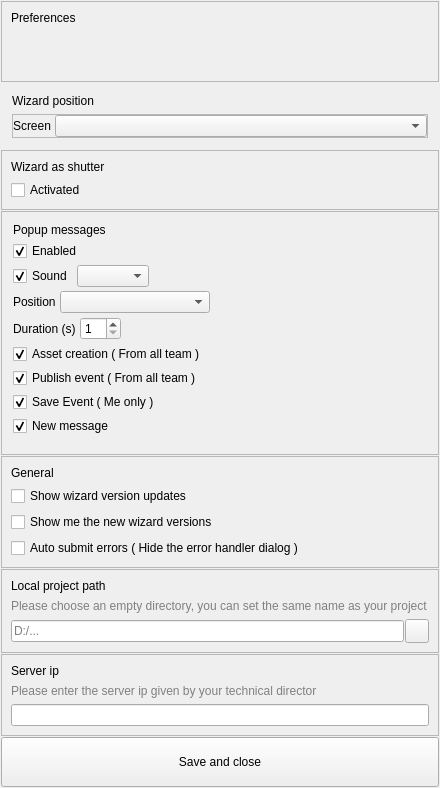
Above: App/ui_files/preferences.ui from Wizard-collab/Wizard before the change. Below: the same form after it.
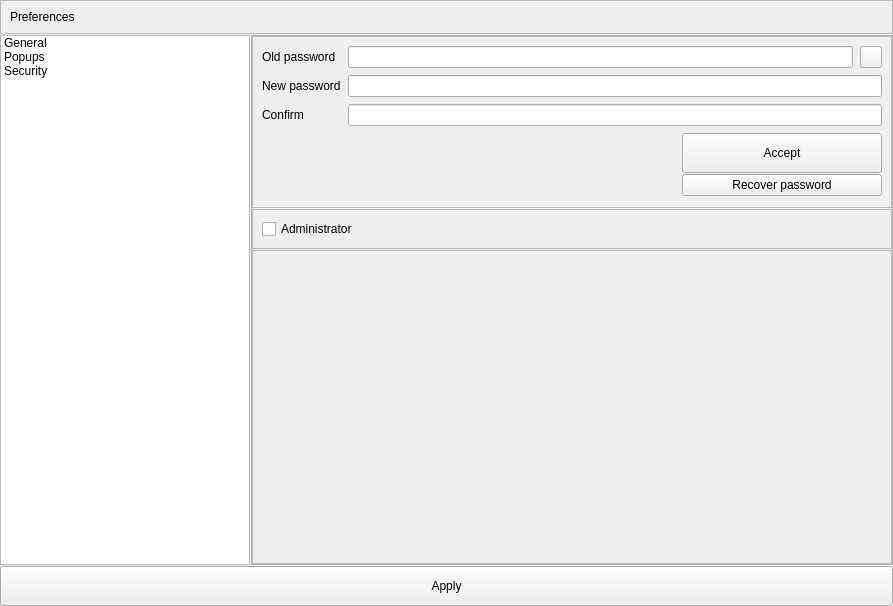
That is the form after the change. The open tabs and pages were chosen to show the change.

```diff
--- a/App/ui_files/preferences.ui
+++ b/App/ui_files/preferences.ui
@@ -6,8 +6,8 @@
    <rect>
     <x>0</x>
     <y>0</y>
-    <width>440</width>
-    <height>788</height>
+    <width>893</width>
+    <height>606</height>
    </rect>
   </property>
   <property name="windowTitle">
@@ -18,66 +18,132 @@
     <number>1</number>
    </property>
    <property name="leftMargin">
-    <number>1</number>
+    <number>0</number>
    </property>
    <property name="topMargin">
-    <number>1</number>
+    <number>0</number>
    </property>
    <property name="rightMargin">
-    <number>1</number>
+    <number>0</number>
    </property>
    <property name="bottomMargin">
-    <number>1</number>
+    <number>0</number>
    </property>
    <item>
-    <widget class="QFrame" name="frame_2">
-     <property name="sizePolicy">
-      <sizepolicy hsizetype="Preferred" vsizetype="Expanding">
-       <horstretch>0</horstretch>
-       <verstretch>0</verstretch>
-      </sizepolicy>
-     </property>
+    <widget class="QFrame" name="frame">
      <property name="frameShape">
       <enum>QFrame::StyledPanel</enum>
      </property>
      <property name="frameShadow">
       <enum>QFrame::Raised</enum>
      </property>
-     <layout class="QVBoxLayout" name="verticalLayout_3">
-      <property name="spacing">
-       <number>0</number>
-      </property>
+     <layout class="QHBoxLayout" name="horizontalLayout_2">
       <item>
        <widget class="QLabel" name="label">
-        <property name="sizePolicy">
-         <sizepolicy hsizetype="Preferred" vsizetype="Fixed">
-          <horstretch>0</horstretch>
-          <verstretch>0</verstretch>
-         </sizepolicy>
-        </property>
         <property name="text">
          <string>Preferences</string>
         </property>
        </widget>
       </item>
+     </layout>
+    </widget>
+   </item>
       <item>
-       <spacer name="verticalSpacer">
-        <property name="orientation">
-         <enum>Qt::Vertical</enum>
-        </property>
-        <property name="sizeHint" stdset="0">
+    <layout class="QHBoxLayout" name="horizontalLayout_4">
+     <property name="spacing">
+      <number>1</number>
+     </property>
+     <property name="topMargin">
+      <number>0</number>
+     </property>
+     <item>
+      <widget class="QListWidget" name="preferences_ui_listWidget">
+       <property name="maximumSize">
          <size>
-          <width>20</width>
-          <height>40</height>
-         </size>
-        </property>
-       </spacer>
-      </item>
-     </layout>
+         <width>250</width>
+         <height>16777215</height>
+        </size>
+       </property>
+       <property name="alternatingRowColors">
+        <bool>false</bool>
+       </property>
+       <property name="selectionBehavior">
+        <enum>QAbstractItemView::SelectItems</enum>
+       </property>
+       <property name="selectionRectVisible">
+        <bool>true</bool>
+       </property>
+       <item>
+        <property name="text">
+         <string>General</string>
+        </property>
+       </item>
+       <item>
+        <property name="text">
+         <string>Popups</string>
+        </property>
+       </item>
+       <item>
+        <property name="text">
+         <string>Security</string>
+        </property>
+       </item>
     </widget>
    </item>
    <item>
-    <widget class="QFrame" name="frame">
+      <widget class="QStackedWidget" name="stackedWidget">
+       <property name="currentIndex">
+        <number>0</number>
+       </property>
+       <widget class="QWidget" name="page_3">
+        <layout class="QVBoxLayout" name="verticalLayout_2">
+         <property name="spacing">
+          <number>1</number>
+         </property>
+         <property name="leftMargin">
+          <number>0</number>
+         </property>
+         <property name="topMargin">
+          <number>0</number>
+         </property>
+         <property name="rightMargin">
+          <number>0</number>
+         </property>
+         <property name="bottomMargin">
+          <number>0</number>
+         </property>
+         <item>
+          <widget class="QScrollArea" name="scrollArea">
+           <property name="widgetResizable">
+            <bool>true</bool>
+           </property>
+           <widget class="QWidget" name="scrollAreaWidgetContents">
+            <property name="geometry">
+             <rect>
+              <x>0</x>
+              <y>0</y>
+              <width>638</width>
+              <height>520</height>
+             </rect>
+            </property>
+            <layout class="QVBoxLayout" name="verticalLayout_11">
+             <property name="spacing">
+              <number>1</number>
+             </property>
+             <property name="leftMargin">
+              <number>0</number>
+             </property>
+             <property name="topMargin">
+              <number>0</number>
+             </property>
+             <property name="rightMargin">
+              <number>0</number>
+             </property>
+             <property name="bottomMargin">
+              <number>0</number>
+             </property>
+             <item>
+              <widget class="QFrame" name="frame_2">
      <property name="sizePolicy">
       <sizepolicy hsizetype="Preferred" vsizetype="Fixed">
        <horstretch>0</horstretch>
@@ -183,6 +249,209 @@
     </widget>
    </item>
    <item>
+              <widget class="QFrame" name="frame_3">
+               <property name="frameShape">
+                <enum>QFrame::StyledPanel</enum>
+               </property>
+               <property name="frameShadow">
+                <enum>QFrame::Raised</enum>
+               </property>
+               <layout class="QVBoxLayout" name="verticalLayout_3">
+                <item>
+                 <widget class="QCheckBox" name="versions_updates_checkBox">
+                  <property name="text">
+                   <string>Show wizard version updates</string>
+                  </property>
+                 </widget>
+                </item>
+               </layout>
+              </widget>
+             </item>
+             <item>
+              <widget class="QFrame" name="frame_6">
+               <property name="frameShape">
+                <enum>QFrame::StyledPanel</enum>
+               </property>
+               <property name="frameShadow">
+                <enum>QFrame::Raised</enum>
+               </property>
+               <layout class="QVBoxLayout" name="verticalLayout_7">
+                <item>
+                 <widget class="QLabel" name="label_3">
+                  <property name="text">
+                   <string>Local project path</string>
+                  </property>
+                 </widget>
+                </item>
+                <item>
+                 <widget class="QLabel" name="label_4">
+                  <property name="styleSheet">
+                   <string notr="true">color:gray;</string>
+                  </property>
+                  <property name="text">
+                   <string>Please choose an empty directory, you can set the same name as your project</string>
+                  </property>
+                  <property name="wordWrap">
+                   <bool>true</bool>
+                  </property>
+                 </widget>
+                </item>
+                <item>
+                 <layout class="QHBoxLayout" name="horizontalLayout">
+                  <property name="spacing">
+                   <number>1</number>
+                  </property>
+                  <item>
+                   <widget class="QLineEdit" name="local_project_path_lineEdit">
+                    <property name="readOnly">
+                     <bool>true</bool>
+                    </property>
+                    <property name="placeholderText">
+                     <string>D:/...</string>
+                    </property>
+                   </widget>
+                  </item>
+                  <item>
+                   <widget class="QPushButton" name="local_folder_pushButton">
+                    <property name="minimumSize">
+                     <size>
+                      <width>24</width>
+                      <height>24</height>
+                     </size>
+                    </property>
+                    <property name="maximumSize">
+                     <size>
+                      <width>24</width>
+                      <height>24</height>
+                     </size>
+                    </property>
+                    <property name="text">
+                     <string/>
+                    </property>
+                    <property name="iconSize">
+                     <size>
+                      <width>12</width>
+                      <height>12</height>
+                     </size>
+                    </property>
+                   </widget>
+                  </item>
+                 </layout>
+                </item>
+               </layout>
+              </widget>
+             </item>
+             <item>
+              <widget class="QFrame" name="frame_8">
+               <property name="frameShape">
+                <enum>QFrame::StyledPanel</enum>
+               </property>
+               <property name="frameShadow">
+                <enum>QFrame::Raised</enum>
+               </property>
+               <layout class="QVBoxLayout" name="verticalLayout_8">
+                <item>
+                 <widget class="QLabel" name="label_6">
+                  <property name="text">
+                   <string>Server ip</string>
+                  </property>
+                 </widget>
+                </item>
+                <item>
+                 <widget class="QLabel" name="label_7">
+                  <property name="styleSheet">
+                   <string notr="true">color:gray;</string>
+                  </property>
+                  <property name="text">
+                   <string>Please enter the server ip given by your technical director</string>
+                  </property>
+                 </widget>
+                </item>
+                <item>
+                 <widget class="QLineEdit" name="preferences_server_ip_lineEdit"/>
+                </item>
+               </layout>
+              </widget>
+             </item>
+             <item>
+              <widget class="QFrame" name="frame_9">
+               <property name="frameShape">
+                <enum>QFrame::StyledPanel</enum>
+               </property>
+               <property name="frameShadow">
+                <enum>QFrame::Raised</enum>
+               </property>
+               <layout class="QVBoxLayout" name="verticalLayout_12">
+                <item>
+                 <spacer name="verticalSpacer">
+                  <property name="orientation">
+                   <enum>Qt::Vertical</enum>
+                  </property>
+                  <property name="sizeHint" stdset="0">
+                   <size>
+                    <width>20</width>
+                    <height>40</height>
+                   </size>
+                  </property>
+                 </spacer>
+                </item>
+               </layout>
+              </widget>
+             </item>
+            </layout>
+           </widget>
+          </widget>
+         </item>
+        </layout>
+       </widget>
+       <widget class="QWidget" name="page_4">
+        <layout class="QVBoxLayout" name="verticalLayout_4">
+         <property name="spacing">
+          <number>1</number>
+         </property>
+         <property name="leftMargin">
+          <number>0</number>
+         </property>
+         <property name="topMargin">
+          <number>0</number>
+         </property>
+         <property name="rightMargin">
+          <number>0</number>
+         </property>
+         <property name="bottomMargin">
+          <number>0</number>
+         </property>
+         <item>
+          <widget class="QScrollArea" name="scrollArea_2">
+           <property name="widgetResizable">
+            <bool>true</bool>
+           </property>
+           <widget class="QWidget" name="scrollAreaWidgetContents_2">
+            <property name="geometry">
+             <rect>
+              <x>0</x>
+              <y>0</y>
+              <width>638</width>
+              <height>520</height>
+             </rect>
+            </property>
+            <layout class="QVBoxLayout" name="verticalLayout_6">
+             <property name="spacing">
+              <number>1</number>
+             </property>
+             <property name="leftMargin">
+              <number>0</number>
+             </property>
+             <property name="topMargin">
+              <number>0</number>
+             </property>
+             <property name="rightMargin">
+              <number>0</number>
+             </property>
+             <property name="bottomMargin">
+              <number>0</number>
+             </property>
+             <item>
     <widget class="QFrame" name="frame_5">
      <property name="sizePolicy">
       <sizepolicy hsizetype="Preferred" vsizetype="Fixed">
@@ -204,7 +473,7 @@
      </property>
      <layout class="QVBoxLayout" name="verticalLayout_10">
       <property name="spacing">
-       <number>4</number>
+                 <number>7</number>
       </property>
       <property name="leftMargin">
        <number>11</number>
@@ -218,19 +487,6 @@
       <property name="bottomMargin">
        <number>11</number>
       </property>
-      <item>
-       <widget class="QLabel" name="label_14">
-        <property name="sizePolicy">
-         <sizepolicy hsizetype="Preferred" vsizetype="Fixed">
-          <horstretch>0</horstretch>
-          <verstretch>0</verstretch>
-         </sizepolicy>
-        </property>
-        <property name="text">
-         <string>Popup messages</string>
-        </property>
-       </widget>
-      </item>
       <item>
        <widget class="QCheckBox" name="popup_enable_checkBox">
         <property name="text">
@@ -245,8 +501,11 @@
        </widget>
       </item>
       <item>
-       <layout class="QHBoxLayout" name="horizontalLayout_3">
-        <item>
+                 <layout class="QFormLayout" name="formLayout">
+                  <property name="topMargin">
+                   <number>0</number>
+                  </property>
+                  <item row="0" column="0">
          <widget class="QCheckBox" name="popup_sound_checkBox">
           <property name="text">
            <string>Sound</string>
@@ -256,35 +515,24 @@
           </property>
          </widget>
         </item>
-        <item>
+                  <item row="0" column="1">
          <widget class="QComboBox" name="popup_sounds_comboBox"/>
         </item>
-        <item>
-         <spacer name="horizontalSpacer_6">
-          <property name="orientation">
-           <enum>Qt::Horizontal</enum>
-          </property>
-          <property name="sizeHint" stdset="0">
-           <size>
-            <width>40</width>
-            <height>20</height>
-           </size>
-          </property>
-         </spacer>
-        </item>
-       </layout>
-      </item>
-      <item>
-       <layout class="QHBoxLayout" name="horizontalLayout_7">
-        <item>
+                  <item row="1" column="0">
          <widget class="QLabel" name="label_15">
           <property name="text">
            <string>Position</string>
           </property>
          </widget>
         </item>
-        <item>
+                  <item row="1" column="1">
          <widget class="QComboBox" name="popup_position_comboBox">
+                    <property name="sizePolicy">
+                     <sizepolicy hsizetype="Expanding" vsizetype="Fixed">
+                      <horstretch>0</horstretch>
+                      <verstretch>0</verstretch>
+                     </sizepolicy>
+                    </property>
           <property name="minimumSize">
            <size>
             <width>150</width>
@@ -293,24 +541,7 @@
           </property>
          </widget>
         </item>
-        <item>
-         <spacer name="horizontalSpacer_7">
-          <property name="orientation">
-           <enum>Qt::Horizontal</enum>
-          </property>
-          <property name="sizeHint" stdset="0">
-           <size>
-            <width>40</width>
-            <height>20</height>
-           </size>
-          </property>
-         </spacer>
-        </item>
-       </layout>
-      </item>
-      <item>
-       <layout class="QHBoxLayout" name="horizontalLayout_8">
-        <item>
+                  <item row="2" column="0">
          <widget class="QLabel" name="label_16">
           <property name="sizePolicy">
            <sizepolicy hsizetype="Fixed" vsizetype="Preferred">
@@ -323,26 +554,13 @@
           </property>
          </widget>
         </item>
-        <item>
+                  <item row="2" column="1">
          <widget class="QSpinBox" name="popup_duration_spinBox">
           <property name="minimum">
            <number>1</number>
           </property>
          </widget>
         </item>
-        <item>
-         <spacer name="horizontalSpacer_8">
-          <property name="orientation">
-           <enum>Qt::Horizontal</enum>
-          </property>
-          <property name="sizeHint" stdset="0">
-           <size>
-            <width>40</width>
-            <height>20</height>
-           </size>
-          </property>
-         </spacer>
-        </item>
        </layout>
       </item>
       <item>
@@ -389,167 +607,290 @@
     </widget>
    </item>
    <item>
-    <widget class="QFrame" name="frame_3">
+              <widget class="QFrame" name="frame_10">
      <property name="frameShape">
       <enum>QFrame::StyledPanel</enum>
      </property>
      <property name="frameShadow">
       <enum>QFrame::Raised</enum>
      </property>
-     <layout class="QVBoxLayout" name="verticalLayout_2">
+               <layout class="QVBoxLayout" name="verticalLayout_13">
       <item>
-       <widget class="QLabel" name="label_2">
-        <property name="text">
-         <string>General</string>
-        </property>
-       </widget>
-      </item>
-      <item>
-       <widget class="QCheckBox" name="versions_updates_checkBox">
-        <property name="text">
-         <string>Show wizard version updates</string>
-        </property>
-       </widget>
-      </item>
-      <item>
-       <widget class="QCheckBox" name="new_version_checkBox">
-        <property name="text">
-         <string>Show me the new wizard versions</string>
-        </property>
-       </widget>
-      </item>
-      <item>
-       <widget class="QCheckBox" name="error_handler_checkBox">
-        <property name="text">
-         <string>Auto submit errors ( Hide the error handler dialog )</string>
-        </property>
-       </widget>
+                 <spacer name="verticalSpacer_2">
+                  <property name="orientation">
+                   <enum>Qt::Vertical</enum>
+                  </property>
+                  <property name="sizeHint" stdset="0">
+                   <size>
+                    <width>20</width>
+                    <height>40</height>
+                   </size>
+                  </property>
+                 </spacer>
+                </item>
+               </layout>
+              </widget>
+             </item>
+            </layout>
+           </widget>
+          </widget>
       </item>
      </layout>
     </widget>
-   </item>
+       <widget class="QWidget" name="page">
+        <layout class="QVBoxLayout" name="verticalLayout_17">
+         <property name="spacing">
+          <number>1</number>
+         </property>
+         <property name="leftMargin">
+          <number>0</number>
+         </property>
+         <property name="topMargin">
+          <number>0</number>
+         </property>
+         <property name="rightMargin">
+          <number>0</number>
+         </property>
+         <property name="bottomMargin">
+          <number>0</number>
+         </property>
    <item>
-    <widget class="QFrame" name="frame_6">
+          <widget class="QScrollArea" name="scrollArea_3">
+           <property name="widgetResizable">
+            <bool>true</bool>
+           </property>
+           <widget class="QWidget" name="scrollAreaWidgetContents_4">
+            <property name="geometry">
+             <rect>
+              <x>0</x>
+              <y>0</y>
+              <width>638</width>
+              <height>520</height>
+             </rect>
+            </property>
+            <layout class="QVBoxLayout" name="verticalLayout_16">
+             <property name="spacing">
+              <number>1</number>
+             </property>
+             <property name="leftMargin">
+              <number>0</number>
+             </property>
+             <property name="topMargin">
+              <number>0</number>
+             </property>
+             <property name="rightMargin">
+              <number>0</number>
+             </property>
+             <property name="bottomMargin">
+              <number>0</number>
+             </property>
+             <item>
+              <widget class="QFrame" name="frame_11">
      <property name="frameShape">
       <enum>QFrame::StyledPanel</enum>
      </property>
      <property name="frameShadow">
       <enum>QFrame::Raised</enum>
      </property>
-     <layout class="QVBoxLayout" name="verticalLayout_4">
-      <item>
-       <widget class="QLabel" name="label_3">
-        <property name="text">
-         <string>Local project path</string>
-        </property>
-       </widget>
-      </item>
-      <item>
-       <widget class="QLabel" name="label_4">
-        <property name="styleSheet">
-         <string notr="true">color:gray;</string>
-        </property>
+               <layout class="QVBoxLayout" name="verticalLayout_15">
+                <property name="spacing">
+                 <number>7</number>
+                </property>
+                <property name="bottomMargin">
+                 <number>11</number>
+                </property>
+                <item>
+                 <layout class="QFormLayout" name="formLayout_4">
+                  <item row="0" column="0">
+                   <widget class="QLabel" name="label_10">
         <property name="text">
-         <string>Please choose an empty directory, you can set the same name as your project</string>
-        </property>
-        <property name="wordWrap">
-         <bool>true</bool>
-        </property>
-       </widget>
-      </item>
+                     <string>Old password</string>
+                    </property>
+                   </widget>
+                  </item>
+                  <item row="0" column="1">
+                   <layout class="QHBoxLayout" name="horizontalLayout_5">
       <item>
-       <layout class="QHBoxLayout" name="horizontalLayout">
-        <property name="spacing">
-         <number>1</number>
-        </property>
-        <item>
-         <widget class="QLineEdit" name="local_project_path_lineEdit">
-          <property name="readOnly">
-           <bool>true</bool>
-          </property>
-          <property name="placeholderText">
-           <string>D:/...</string>
-          </property>
+                     <widget class="QLineEdit" name="old_lineEdit">
+                      <property name="focusPolicy">
+                       <enum>Qt::WheelFocus</enum>
+                      </property>
+                      <property name="echoMode">
+                       <enum>QLineEdit::Password</enum>
+                      </property>
          </widget>
         </item>
         <item>
-         <widget class="QPushButton" name="local_folder_pushButton">
+                     <widget class="QPushButton" name="show_pass_pushButton">
           <property name="minimumSize">
            <size>
-            <width>24</width>
-            <height>24</height>
+                        <width>22</width>
+                        <height>22</height>
            </size>
           </property>
           <property name="maximumSize">
            <size>
-            <width>24</width>
-            <height>24</height>
+                        <width>22</width>
+                        <height>22</height>
            </size>
           </property>
           <property name="text">
            <string/>
           </property>
-          <property name="iconSize">
+                     </widget>
+                    </item>
+                   </layout>
+                  </item>
+                  <item row="1" column="0">
+                   <widget class="QLabel" name="label_11">
+                    <property name="text">
+                     <string>New password</string>
+                    </property>
+                   </widget>
+                  </item>
+                  <item row="1" column="1">
+                   <widget class="QLineEdit" name="new_lineEdit">
+                    <property name="echoMode">
+                     <enum>QLineEdit::Password</enum>
+                    </property>
+                   </widget>
+                  </item>
+                  <item row="2" column="0">
+                   <widget class="QLabel" name="label_14">
+                    <property name="text">
+                     <string>Confirm</string>
+                    </property>
+                   </widget>
+                  </item>
+                  <item row="2" column="1">
+                   <widget class="QLineEdit" name="confirm_lineEdit">
+                    <property name="echoMode">
+                     <enum>QLineEdit::Password</enum>
+                    </property>
+                   </widget>
+                  </item>
+                 </layout>
+                </item>
+                <item>
+                 <layout class="QHBoxLayout" name="horizontalLayout_7">
+                  <property name="spacing">
+                   <number>1</number>
+                  </property>
+                  <property name="topMargin">
+                   <number>0</number>
+                  </property>
+                  <item>
+                   <spacer name="horizontalSpacer">
+                    <property name="orientation">
+                     <enum>Qt::Horizontal</enum>
+                    </property>
+                    <property name="sizeHint" stdset="0">
            <size>
-            <width>12</width>
-            <height>12</height>
-           </size>
-          </property>
-         </widget>
-        </item>
+                      <width>40</width>
+                      <height>20</height>
+                     </size>
+                    </property>
+                   </spacer>
+                  </item>
+                  <item>
+                   <layout class="QVBoxLayout" name="verticalLayout_19">
+                    <property name="spacing">
+                     <number>1</number>
+                    </property>
+                    <property name="topMargin">
+                     <number>0</number>
+                    </property>
+                    <item>
+                     <widget class="QPushButton" name="change_password_pushButton">
+                      <property name="minimumSize">
+                       <size>
+                        <width>200</width>
+                        <height>40</height>
+                       </size>
+                      </property>
+                      <property name="text">
+                       <string>Accept</string>
+                      </property>
+                     </widget>
+                    </item>
+                    <item>
+                     <widget class="QPushButton" name="recover_pushButton">
+                      <property name="text">
+                       <string>Recover password</string>
+                      </property>
+                     </widget>
+                    </item>
        </layout>
       </item>
      </layout>
+                </item>
+               </layout>
     </widget>
    </item>
    <item>
-    <widget class="QFrame" name="frame_8">
+              <widget class="QFrame" name="frame_13">
      <property name="frameShape">
       <enum>QFrame::StyledPanel</enum>
      </property>
      <property name="frameShadow">
       <enum>QFrame::Raised</enum>
      </property>
-     <layout class="QVBoxLayout" name="verticalLayout_6">
+               <layout class="QVBoxLayout" name="verticalLayout_20">
       <item>
-       <widget class="QLabel" name="label_6">
+                 <widget class="QCheckBox" name="checkBox">
         <property name="text">
-         <string>Server ip</string>
+                   <string>Administrator</string>
         </property>
        </widget>
       </item>
+               </layout>
+              </widget>
+             </item>
       <item>
-       <widget class="QLabel" name="label_7">
-        <property name="styleSheet">
-         <string notr="true">color:gray;</string>
-        </property>
-        <property name="text">
-         <string>Please enter the server ip given by your technical director</string>
-        </property>
-       </widget>
-      </item>
-      <item>
-       <widget class="QLineEdit" name="preferences_server_ip_lineEdit"/>
+              <widget class="QFrame" name="frame_12">
+               <property name="frameShape">
+                <enum>QFrame::StyledPanel</enum>
+               </property>
+               <property name="frameShadow">
+                <enum>QFrame::Raised</enum>
+               </property>
+               <layout class="QVBoxLayout" name="verticalLayout_18">
+                <item>
+                 <spacer name="verticalSpacer_4">
+                  <property name="orientation">
+                   <enum>Qt::Vertical</enum>
+                  </property>
+                  <property name="sizeHint" stdset="0">
+                   <size>
+                    <width>20</width>
+                    <height>269</height>
+                   </size>
+                  </property>
+                 </spacer>
+                </item>
+               </layout>
+              </widget>
+             </item>
+            </layout>
+           </widget>
+          </widget>
       </item>
      </layout>
     </widget>
+      </widget>
+     </item>
+    </layout>
    </item>
    <item>
     <widget class="QPushButton" name="save_prefs_pushButton">
      <property name="minimumSize">
       <size>
        <width>0</width>
-       <height>50</height>
-      </size>
-     </property>
-     <property name="maximumSize">
-      <size>
-       <width>16777215</width>
-       <height>50</height>
+       <height>40</height>
       </size>
      </property>
      <property name="text">
-      <string>Save and close</string>
+      <string>Apply</string>
      </property>
     </widget>
    </item>
```
Lines whose indentation alone changed are shown as unchanged.
